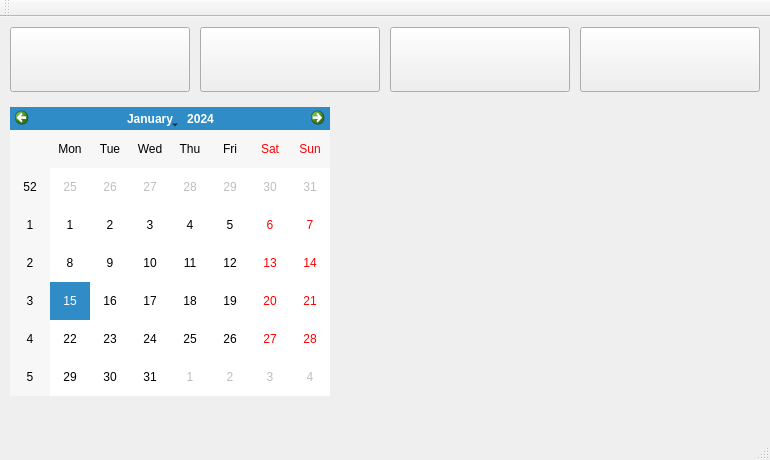
Old version of the form ANAReservation/mainwindow.ui in the repository jdabc0918/ANAReservation.
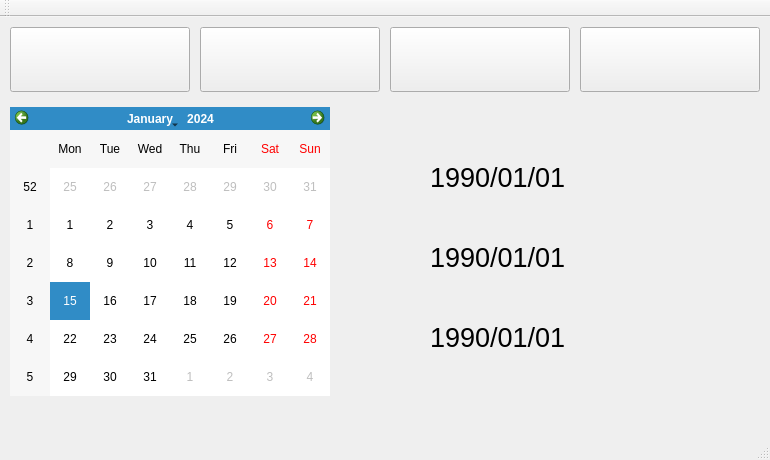
New version of the form. Custom widgets are drawn as their Qt base class.

```diff
--- a/ANAReservation/mainwindow.ui
+++ b/ANAReservation/mainwindow.ui
@@ -112,6 +112,63 @@
      </rect>
     </property>
    </widget>
+   <widget class="QLabel" name="Tabiwari75DateLabel">
+    <property name="geometry">
+     <rect>
+      <x>430</x>
+      <y>130</y>
+      <width>240</width>
+      <height>60</height>
+     </rect>
+    </property>
+    <property name="font">
+     <font>
+      <family>Meiryo UI</family>
+      <pointsize>20</pointsize>
+     </font>
+    </property>
+    <property name="text">
+     <string>1990/01/01</string>
+    </property>
+   </widget>
+   <widget class="QLabel" name="PriorityDateLabel">
+    <property name="geometry">
+     <rect>
+      <x>430</x>
+      <y>210</y>
+      <width>240</width>
+      <height>60</height>
+     </rect>
+    </property>
+    <property name="font">
+     <font>
+      <family>Meiryo UI</family>
+      <pointsize>20</pointsize>
+     </font>
+    </property>
+    <property name="text">
+     <string>1990/01/01</string>
+    </property>
+   </widget>
+   <widget class="QLabel" name="NormalDateLabel">
+    <property name="geometry">
+     <rect>
+      <x>430</x>
+      <y>290</y>
+      <width>240</width>
+      <height>60</height>
+     </rect>
+    </property>
+    <property name="font">
+     <font>
+      <family>Meiryo UI</family>
+      <pointsize>20</pointsize>
+     </font>
+    </property>
+    <property name="text">
+     <string>1990/01/01</string>
+    </property>
+   </widget>
   </widget>
   <widget class="QMenuBar" name="menuBar">
    <property name="geometry">
```
Left out of the diff: 2 changed lines with no effect on the pictures.
